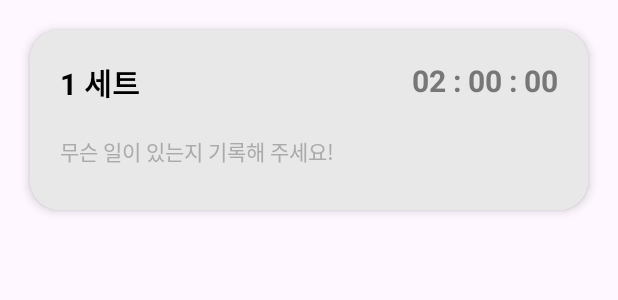
After one commit to Haneol/pomodoro-app, an Android app: the layout item_track_set.xml on its own in the app's theme, with its tools: preview values and no code run, on a phone screen of 412 x 824 dp. The commit adds this screen. Shown: the top 300 px of the screen. Run offline under Robolectric (Android 15) with nearby library versions, the phone set to English and light mode, and no system bars.

Commit message:
[feature/ui] feat: track ui 구현

```diff
--- a/app/src/main/res/layout/fragment_setting.xml
+++ b/app/src/main/res/layout/fragment_setting.xml
@@ -3,12 +3,20 @@
     xmlns:tools="http://schemas.android.com/tools"
     android:layout_width="match_parent"
     android:layout_height="match_parent"
-    android:gravity="center"
+    xmlns:app="http://schemas.android.com/apk/res-auto"
+    android:gravity="center_horizontal"
     android:orientation="vertical">
 
     <TextView
         android:id="@+id/textView3"
-        android:layout_width="wrap_content"
-        android:layout_height="wrap_content"
+        android:layout_width="match_parent"
+        android:layout_height="84dp"
+        android:gravity="center"
         android:text="SETTING" />
+
+    <androidx.recyclerview.widget.RecyclerView
+        android:layout_width="match_parent"
+        android:layout_height="match_parent" />
+
+
 </LinearLayout>
--- /dev/null
+++ b/app/src/main/res/layout/item_track_set.xml
@@ -0,0 +1,63 @@
+<?xml version="1.0" encoding="utf-8"?>
+<androidx.constraintlayout.widget.ConstraintLayout
+    xmlns:android="http://schemas.android.com/apk/res/android"
+    xmlns:app="http://schemas.android.com/apk/res-auto"
+    android:layout_width="match_parent"
+    android:layout_height="match_parent"
+    >
+
+    <androidx.cardview.widget.CardView
+        android:layout_width="match_parent"
+        android:layout_height="wrap_content"
+        android:layout_margin="20dp"
+        app:cardCornerRadius="20dp"
+        app:cardElevation="4dp"
+        app:layout_constraintTop_toTopOf="parent"
+        app:layout_constraintStart_toStartOf="parent"
+        app:layout_constraintEnd_toEndOf="parent">
+
+        <androidx.constraintlayout.widget.ConstraintLayout
+            android:layout_width="match_parent"
+            android:layout_height="120dp"
+            android:background="#E9E8E8"
+            android:padding="20dp">
+
+            <TextView
+                android:id="@+id/timerSet"
+                android:layout_width="wrap_content"
+                android:layout_height="wrap_content"
+                android:text="1 세트"
+                android:textColor="#000000"
+                android:textSize="20sp"
+                android:textStyle="bold"
+                app:layout_constraintStart_toStartOf="parent"
+                app:layout_constraintTop_toTopOf="parent" />
+
+            <TextView
+                android:id="@+id/timerData"
+                android:layout_width="wrap_content"
+                android:layout_height="wrap_content"
+                android:text="02 : 00 : 00"
+                android:textColor="#777777"
+                android:textSize="20sp"
+                android:textStyle="bold"
+                app:layout_constraintEnd_toEndOf="parent"
+                app:layout_constraintTop_toTopOf="parent" />
+
+            <EditText
+                android:id="@+id/timerStudyContent"
+                android:layout_width="match_parent"
+                android:layout_height="wrap_content"
+                android:layout_marginTop="20dp"
+                android:hint="무슨 일이 있는지 기록해 주세요!"
+                android:textColorHint="#AAAAAA"
+                android:textSize="14sp"
+                android:background="@null"
+                android:inputType="text"
+                app:layout_constraintStart_toStartOf="parent"
+                app:layout_constraintTop_toBottomOf="@id/timerSet" />
+
+        </androidx.constraintlayout.widget.ConstraintLayout>
+    </androidx.cardview.widget.CardView>
+
+</androidx.constraintlayout.widget.ConstraintLayout>
```
